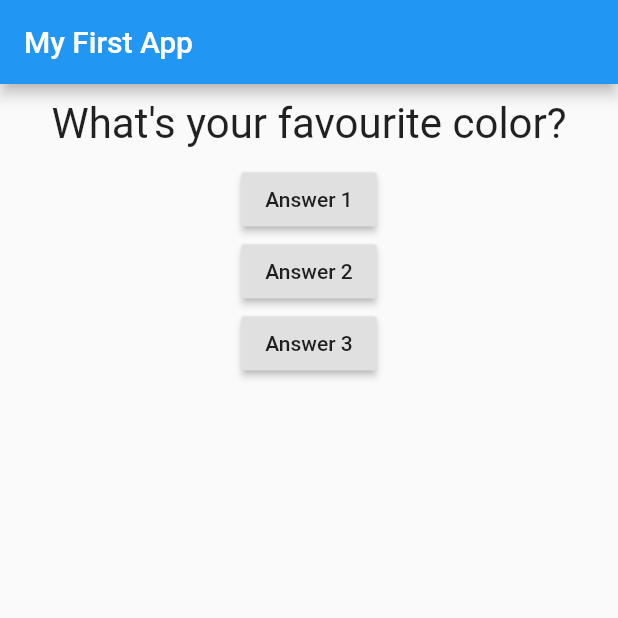
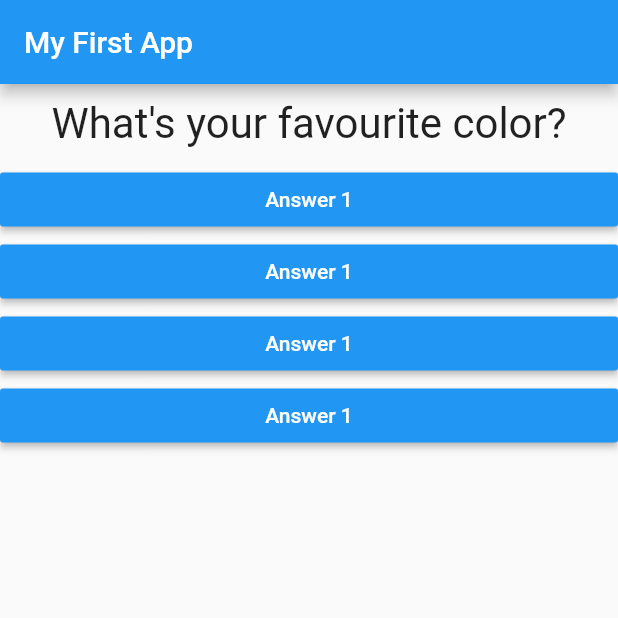
Before and after one commit to dakshina13/flutter_quiz, a Flutter app: the screen it shows after launch, on a phone screen of 412 x 824 dp, the top half of it. Run offline on Flutter 3.47's test engine with Material 2 defaults, Android fonts, the phone set to English and light mode, and no system bars.

Commit message:
Answer Custom Widget

```diff
--- /dev/null
+++ b/lib/answer.dart
@@ -0,0 +1,22 @@
+import 'package:flutter/material.dart';
+
+class Answer extends StatelessWidget {
+  final Function selectHandler;
+
+  final String answerText;
+
+  Answer(this.selectHandler,this.answerText);
+
+  @override
+  Widget build(BuildContext context) {
+    return Container(
+      width: double.infinity,
+      child: RaisedButton(
+        color: Colors.blue,
+        textColor: Colors.white,
+        child: Text("Answer 1"),
+        onPressed: selectHandler,
+      ),
+    );
+  }
+}
--- a/lib/main.dart
+++ b/lib/main.dart
@@ -1,4 +1,5 @@
 import 'package:flutter/material.dart';
+import 'package:flutter_complete_guide/answer.dart';
 import 'package:flutter_complete_guide/question.dart';
 
 void main() {
@@ -25,9 +26,19 @@ class _MyAppState extends State<MyApp> {
 
   @override
   Widget build(BuildContext context) {
-    var questions = [
-      'What\'s your favourite color?',
-      'What\'s your favourite animal?',
+    const questions = [
+      {
+        "questionText": "What\'s your favourite color?",
+        "answers": ["Black", "Red", "Green", "White"]
+      },
+      {
+        "questionText": "What\'s your favourite animal?",
+        "answers": ["Dog", "Cat", "Snake", "Lion"]
+      },
+      {
+        "questionText": "Who\'s your favourite instructor?",
+        "answers": ["A", "B", "C", "D"]
+      },
     ];
 
     return MaterialApp(
@@ -38,20 +49,12 @@ class _MyAppState extends State<MyApp> {
         body: Column(
           children: <Widget>[
             Question(
-              questions[_questionIndex],
+              questions[_questionIndex]['questionText'],
             ),
-            RaisedButton(
-              onPressed: _answerQuestion,
-              child: Text("Answer 1"),
-            ),
-            RaisedButton(
-              onPressed: _answerQuestion,
-              child: Text("Answer 2"),
-            ),
-            RaisedButton(
-              onPressed: _answerQuestion,
-              child: Text("Answer 3"),
-            ),
+            ...(questions[_questionIndex]['answers'] as List<String>)
+                .map((answer) {
+              return Answer(_answerQuestion, answer);
+            }).toList(),
           ],
         ),
       ),
```
